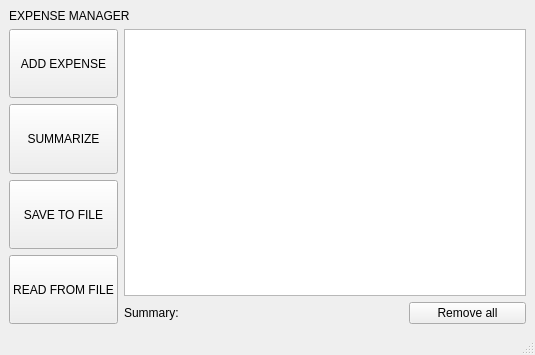
AimBought/Expense_manager, file mainwindow.ui: the form before one commit.
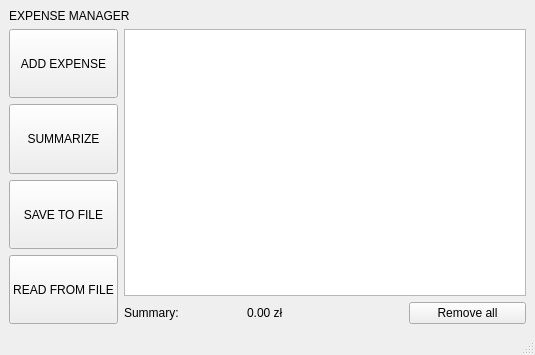
The form after the commit.

What changed in the file:
```diff
--- a/mainwindow.ui
+++ b/mainwindow.ui
@@ -120,7 +120,7 @@
                <string notr="true">font: 20pt &quot;Segoe UI&quot;;</string>
               </property>
               <property name="text">
-               <string/>
+               <string>0.00 zł</string>
               </property>
              </widget>
             </item>
```
Left out of the diff: 2 changed lines with no effect on the pictures.
